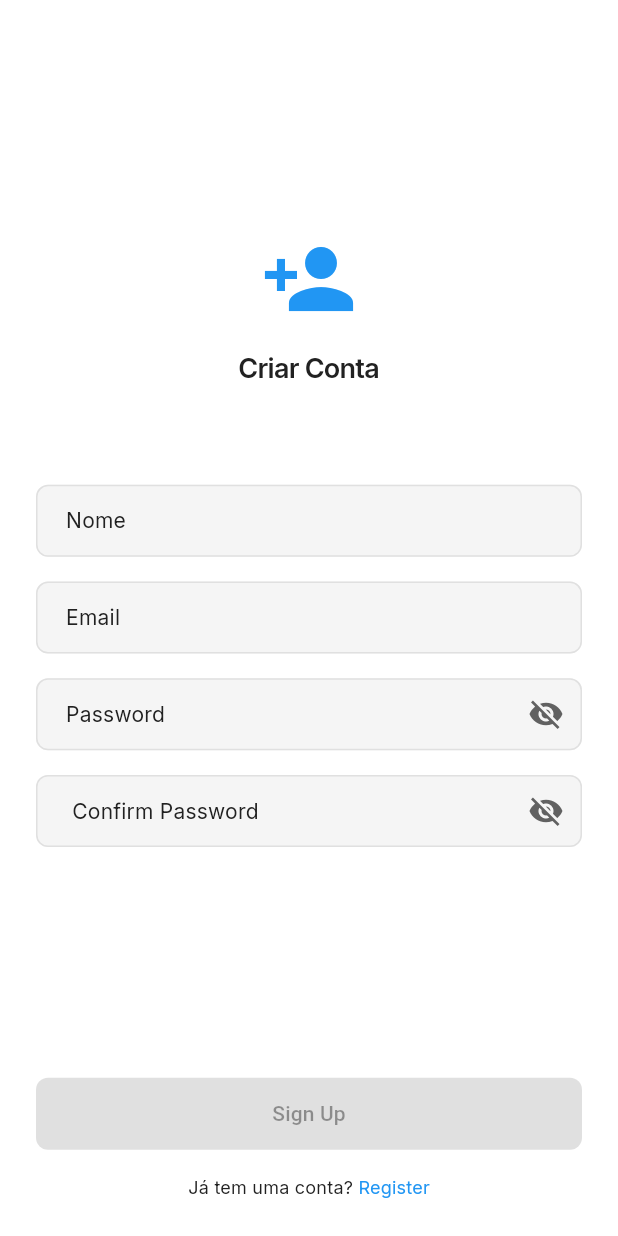
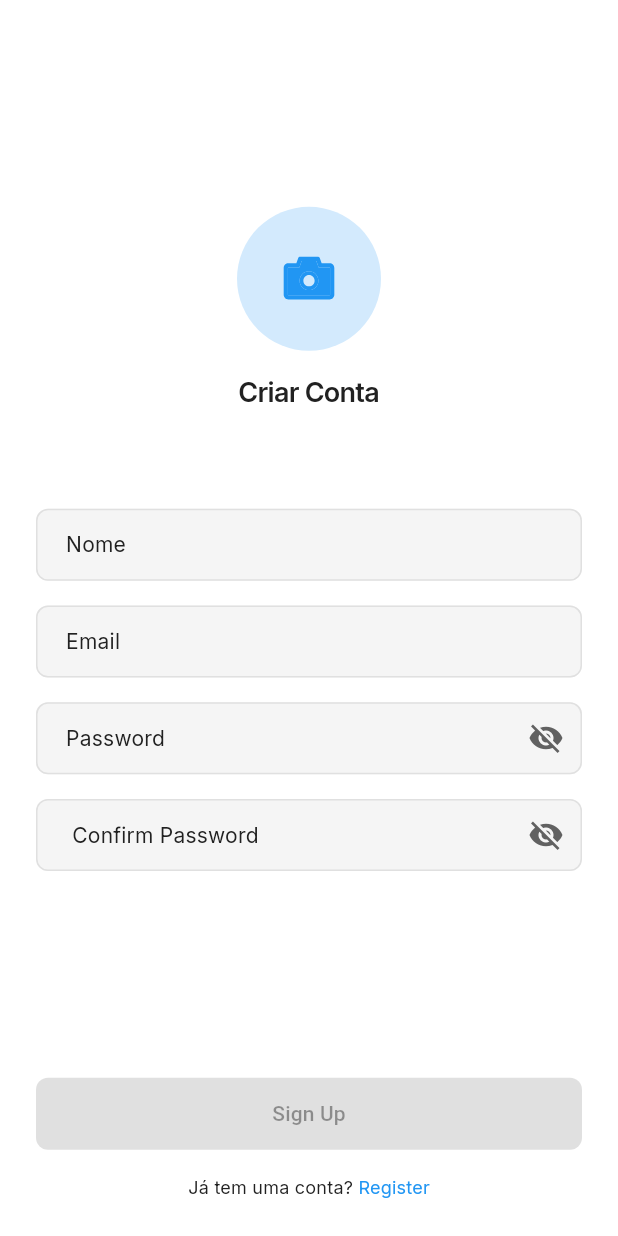
Before and after one commit to thak1996/todo_flutter, a Flutter app: the RegisterPage screen opened by its route, on a phone screen of 412 x 824 dp. Run offline on Flutter 3.47's test engine with Material 3 defaults, Android fonts, the phone set to English and light mode, and no system bars; our stand-ins replace cloud_firestore, firebase_auth, firebase_core, flutter_bloc, flutter_secure_storage, go_router and 6 more; accounts and stored records are empty.

Commit message:
Add image picker functionality to registration; implement profile image selection and validation

```diff
--- a/lib/app/page/auth/register/register.controller.dart
+++ b/lib/app/page/auth/register/register.controller.dart
@@ -1,3 +1,5 @@
+import 'dart:io';
+
 import 'package:flutter_bloc/flutter_bloc.dart';
 import 'package:todo_flutter/app/core/extension/exception.extension.dart';
 import 'package:todo_flutter/app/core/models/user.model.dart';
@@ -10,8 +12,8 @@ class RegisterController extends Cubit<RegisterState> {
 
   final AuthService authService;
 
-  void validateFields(UserModel userModel) {
-    final isValid = userModel.isValidRegister;
+  void validateFields(UserModel userModel, {required File? imageFile}) {
+    final isValid = userModel.isValidRegister && imageFile != null;
     emit(RegisterInitial(isValid: isValid));
   }
 
--- a/lib/app/page/auth/register/register.page.dart
+++ b/lib/app/page/auth/register/register.page.dart
@@ -1,6 +1,9 @@
+import 'dart:io';
+
 import 'package:flutter/material.dart';
 import 'package:flutter_bloc/flutter_bloc.dart';
 import 'package:go_router/go_router.dart';
+import 'package:image_picker/image_picker.dart';
 import 'package:todo_flutter/app/core/service/auth.service.dart';
 import 'package:todo_flutter/app/core/theme/app.colors.dart';
 import 'package:todo_flutter/app/core/utils/validators.dart';
@@ -23,6 +26,8 @@ class _RegisterPageState extends State<RegisterPage> {
   final _passwordController = TextEditingController();
   final _confirmPasswordController = TextEditingController();
   final _formKey = GlobalKey<FormState>();
+  File? _selectedImage;
+  final ImagePicker _picker = ImagePicker();
 
   @override
   void dispose() {
@@ -31,6 +36,13 @@ class _RegisterPageState extends State<RegisterPage> {
     _passwordController.dispose();
     _confirmPasswordController.dispose();
     super.dispose();
+  }
+
+  Future<void> _pickImage() async {
+    final pickedFile = await _picker.pickImage(source: ImageSource.gallery);
+    if (pickedFile != null) {
+      setState(() => _selectedImage = File(pickedFile.path));
+    }
   }
 
   @override
@@ -70,10 +82,9 @@ class _RegisterPageState extends State<RegisterPage> {
                         child: Column(
                           children: [
                             const Spacer(flex: 1),
-                            Icon(
-                              Icons.person_add,
-                              size: 64,
-                              color: AppColors.primary,
+                            ProfileImagePicker(
+                              imageFile: _selectedImage,
+                              onTap: _pickImage,
                             ),
                             SizedBox(height: height * 0.02),
                             Text(
@@ -103,6 +114,7 @@ class _RegisterPageState extends State<RegisterPage> {
                                           email: _emailController.text,
                                           password: _passwordController.text,
                                         ),
+                                        imageFile: _selectedImage,
                                       );
                                     },
                                   ),
@@ -124,6 +136,7 @@ class _RegisterPageState extends State<RegisterPage> {
                                           email: value,
                                           password: _passwordController.text,
                                         ),
+                                        imageFile: _selectedImage,
                                       );
                                     },
                                   ),
@@ -146,6 +159,7 @@ class _RegisterPageState extends State<RegisterPage> {
                                           email: _emailController.text,
                                           password: value,
                                         ),
+                                        imageFile: _selectedImage,
                                       );
                                     },
                                   ),
@@ -169,6 +183,7 @@ class _RegisterPageState extends State<RegisterPage> {
                                           email: _emailController.text,
                                           password: _passwordController.text,
                                         ),
+                                        imageFile: _selectedImage,
                                       );
                                     },
                                   ),
@@ -188,6 +203,7 @@ class _RegisterPageState extends State<RegisterPage> {
                                             name: _nameController.text,
                                             email: _emailController.text,
                                             password: _passwordController.text,
+                                            photoUrl: _selectedImage?.path,
                                           ),
                                         );
                                       }
--- a/lib/app/shared/widgets/export.widgets.dart
+++ b/lib/app/shared/widgets/export.widgets.dart
@@ -2,3 +2,4 @@ export 'alert_dialog.widget.dart';
 export 'text_button.widget.dart';
 export 'text_field.widget.dart';
 export 'drawer_widget.dart';
+export 'profile_image_picker.dart';
--- /dev/null
+++ b/lib/app/shared/widgets/profile_image_picker.dart
@@ -0,0 +1,36 @@
+import 'dart:io';
+import 'package:flutter/material.dart';
+import 'package:icons_plus/icons_plus.dart';
+
+class ProfileImagePicker extends StatelessWidget {
+  final File? imageFile;
+  final VoidCallback onTap;
+  final double radius;
+
+  const ProfileImagePicker({
+    super.key,
+    required this.imageFile,
+    required this.onTap,
+    this.radius = 48,
+  });
+
+  @override
+  Widget build(BuildContext context) {
+    final theme = Theme.of(context);
+    return GestureDetector(
+      onTap: onTap,
+      child: CircleAvatar(
+        radius: radius,
+        backgroundColor: theme.primaryColor.withValues(alpha: 0.2),
+        backgroundImage: imageFile != null ? FileImage(imageFile!) : null,
+        child: imageFile == null
+            ? Icon(
+                AntDesign.camera_twotone,
+                size: 40,
+                color: theme.primaryColor,
+              )
+            : null,
+      ),
+    );
+  }
+}
--- a/pubspec.yaml
+++ b/pubspec.yaml
@@ -52,6 +52,7 @@ dependencies:
   cloud_firestore: ^5.6.12
   google_sign_in: ^7.1.1
   icons_plus: ^5.0.0
+  image_picker: ^1.1.2
 
 dev_dependencies:
   flutter_test:
```
Also changed, not shown: pubspec.lock.
